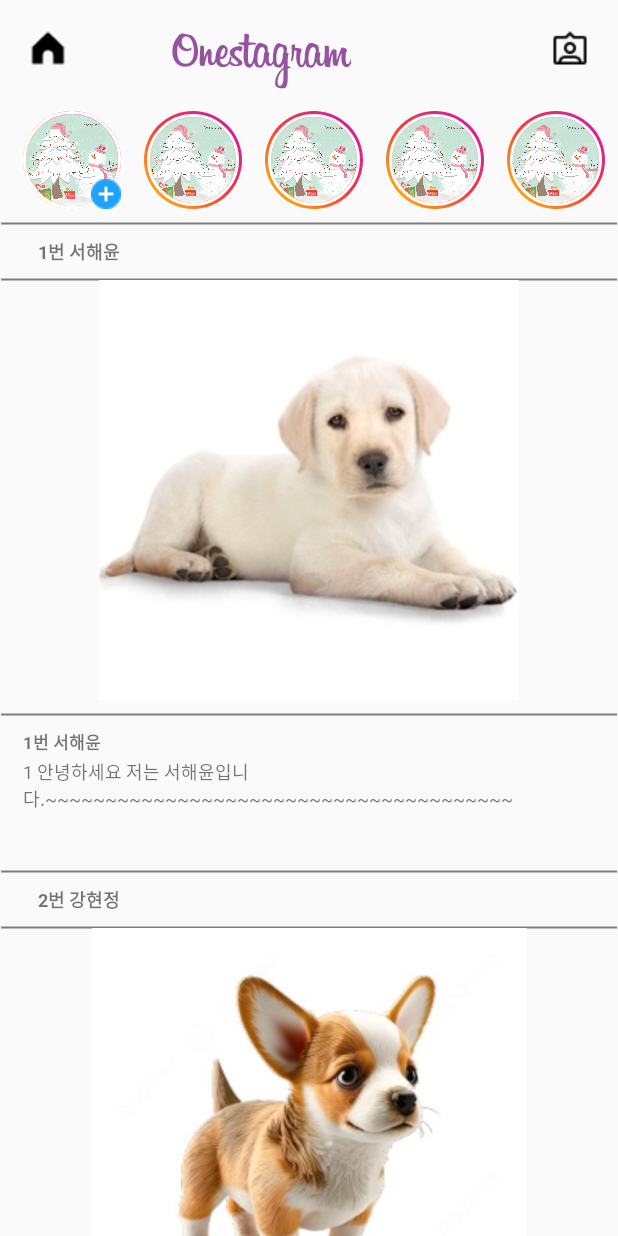
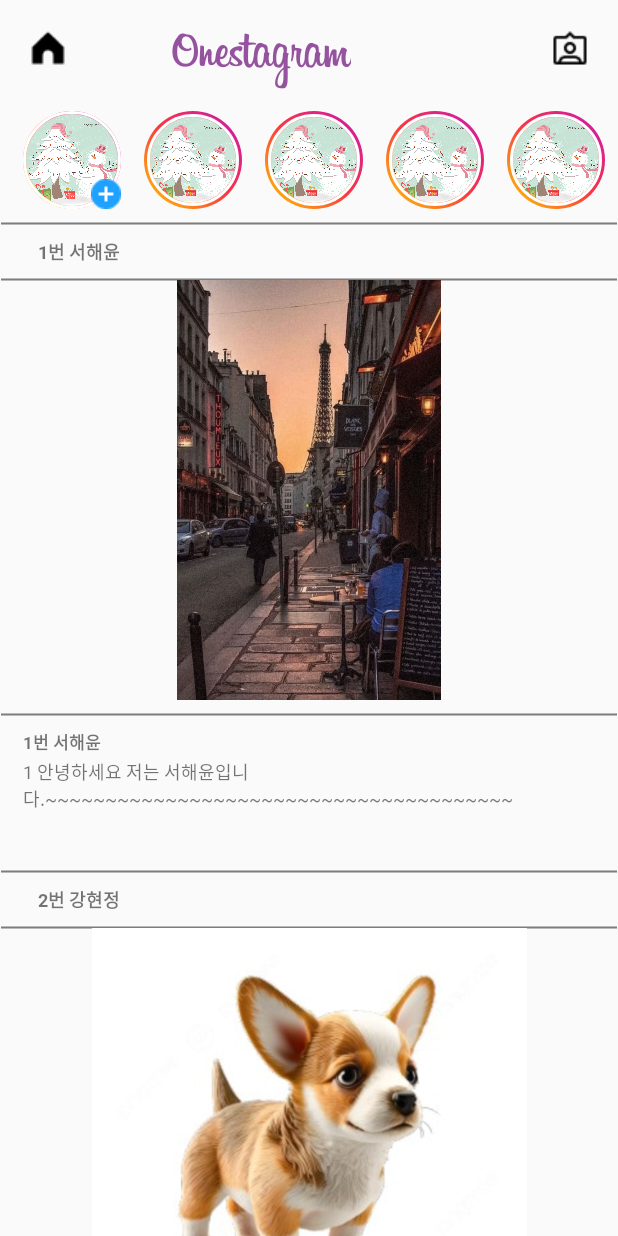
Before and after one commit to SeoHeaYun/One-Project, an Android app: the screen it shows after launch (MainActivity), on a phone screen of 412 x 824 dp. Run offline under Robolectric (Android 15) with nearby library versions, the phone set to English and light mode, and no system bars; our stand-ins replace CircleImageView.

Commit message:
switch commit

```diff
--- a/app/src/main/java/com/example/myapplication/MainActivity.kt
+++ b/app/src/main/java/com/example/myapplication/MainActivity.kt
@@ -17,7 +17,6 @@ import androidx.core.content.ContextCompat
 import com.example.myapplication.MemberManger.init
 import com.example.myapplication.MemberManger.userMap
 
-val a = 0
 lateinit var myPageBtn: ImageView // 모든 페이지 좌측 상단에 있는 홈버튼
 lateinit var homeIntent: Intent
 var identifyId = false // ID,PW 입력값과 UserData 리스트값과 일치하는지 비교 -> 둘다 true 여야 로그인&마이페이지 진입가능
--- a/app/src/main/res/layout/activity_main.xml
+++ b/app/src/main/res/layout/activity_main.xml
@@ -167,7 +167,7 @@
             android:layout_width="match_parent"
             android:layout_height="280dp"
             android:layout_marginTop="10dp"
-            android:src="@drawable/user1_post1"
+            android:src="@drawable/paris"
             app:layout_constraintEnd_toEndOf="parent"
             app:layout_constraintStart_toStartOf="parent"
             app:layout_constraintTop_toBottomOf="@id/top_id01" />
```
Also changed, not shown: app/src/main/res/drawable/paris.jpg (added).
